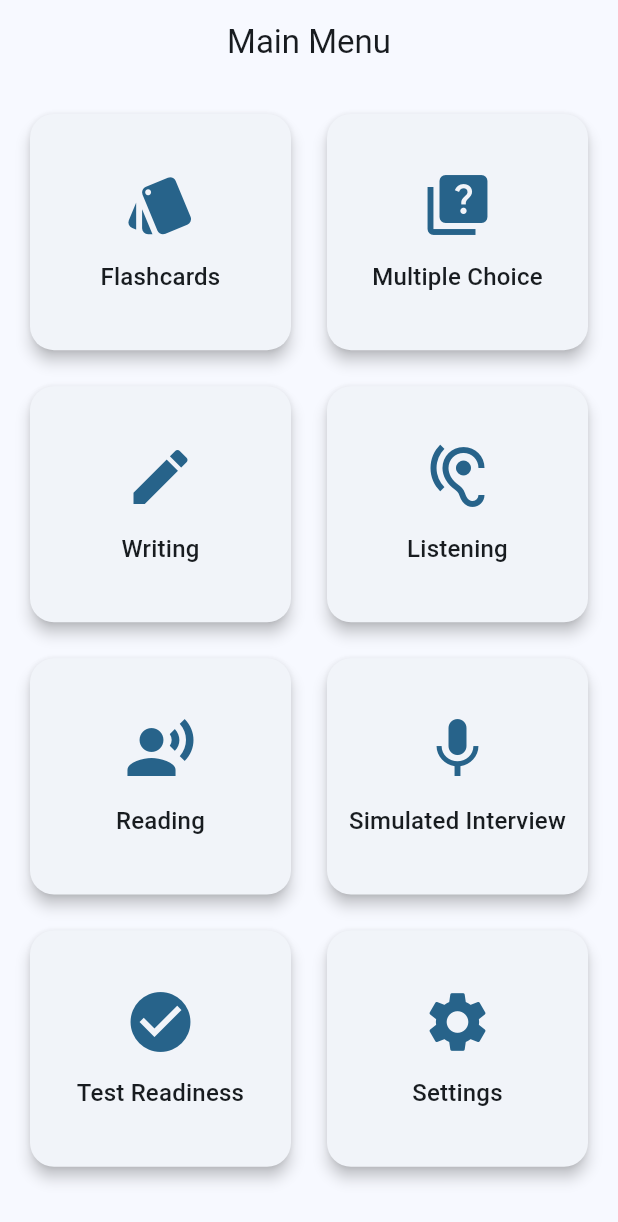
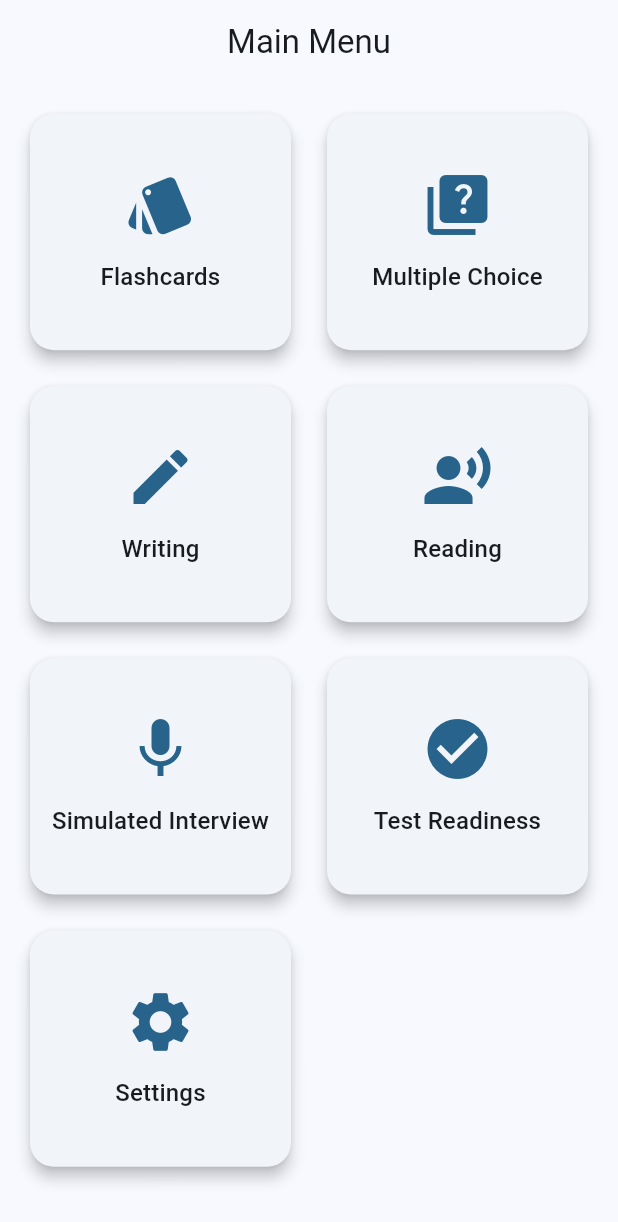
Before and after one commit to elbel13/us_citizenship_test_app, a Flutter app: the screen it shows after launch, on a phone screen of 412 x 824 dp. Shown: the top 1222 px of the screen. Run offline on Flutter 3.47's test engine with Material 3 defaults, Android fonts, the phone set to English and light mode, and no system bars; our stand-ins replace permission_handler, speech_to_text, sqflite; missing offline and left inert: string_similarity; accounts and stored records are empty.

Commit message:
Remove unnecessary listening screen.

```diff
--- a/lib/l10n/app_en.arb
+++ b/lib/l10n/app_en.arb
@@ -19,10 +19,6 @@
   "writing": "Writing",
   "@writing": {
     "description": "Writing menu option"
-  },
-  "listening": "Listening",
-  "@listening": {
-    "description": "Listening menu option"
   },
   "reading": "Reading",
   "@reading": {
--- a/lib/l10n/app_es.arb
+++ b/lib/l10n/app_es.arb
@@ -5,7 +5,6 @@
   "flashcards": "Tarjetas de Estudio",
   "multipleChoice": "Opción Múltiple",
   "writing": "Escritura",
-  "listening": "Comprensión Auditiva",
   "reading": "Lectura",
   "simulatedInterview": "Entrevista Simulada",
   "testReadiness": "Preparación para el Examen",
--- a/lib/l10n/app_localizations.dart
+++ b/lib/l10n/app_localizations.dart
@@ -128,12 +128,6 @@ abstract class AppLocalizations {
   /// **'Writing'**
   String get writing;
 
-  /// Listening menu option
-  ///
-  /// In en, this message translates to:
-  /// **'Listening'**
-  String get listening;
-
   /// Reading menu option
   ///
   /// In en, this message translates to:
--- a/lib/l10n/app_localizations_en.dart
+++ b/lib/l10n/app_localizations_en.dart
@@ -24,9 +24,6 @@ class AppLocalizationsEn extends AppLocalizations {
   String get writing => 'Writing';
 
   @override
-  String get listening => 'Listening';
-
-  @override
   String get reading => 'Reading';
 
   @override
--- a/lib/l10n/app_localizations_es.dart
+++ b/lib/l10n/app_localizations_es.dart
@@ -24,9 +24,6 @@ class AppLocalizationsEs extends AppLocalizations {
   String get writing => 'Escritura';
 
   @override
-  String get listening => 'Comprensión Auditiva';
-
-  @override
   String get reading => 'Lectura';
 
   @override
--- a/lib/main.dart
+++ b/lib/main.dart
@@ -66,7 +66,6 @@ class _USCitizenshipTestAppState extends State<USCitizenshipTestApp> {
         '/flashcards': (context) => const FlashcardsScreen(),
         '/multiple_choice': (context) => const MultipleChoiceScreen(),
         '/writing': (context) => const WritingScreen(),
-        '/listening': (context) => const ListeningScreen(),
         '/reading': (context) => const ReadingPracticeScreen(),
         '/simulated_interview': (context) => const SimulatedInterviewScreen(),
         '/test_readiness': (context) => const TestReadinessScreen(),
--- a/lib/screens/listening_screen.dart
+++ /dev/null
@@ -1,15 +0,0 @@
-import 'package:flutter/material.dart';
-import '../l10n/app_localizations.dart';
-
-class ListeningScreen extends StatelessWidget {
-  const ListeningScreen({Key? key}) : super(key: key);
-
-  @override
-  Widget build(BuildContext context) {
-    final l10n = AppLocalizations.of(context)!;
-    return Scaffold(
-      appBar: AppBar(title: Text(l10n.listening)),
-      body: Center(child: Text(l10n.listening)),
-    );
-  }
-}
--- a/lib/screens/main_menu_screen.dart
+++ b/lib/screens/main_menu_screen.dart
@@ -20,11 +20,6 @@ class MainMenuScreen extends StatelessWidget {
         route: '/multiple_choice',
       ),
       _MenuItem(title: l10n.writing, icon: Icons.edit, route: '/writing'),
-      _MenuItem(
-        title: l10n.listening,
-        icon: Icons.hearing,
-        route: '/listening',
-      ),
       _MenuItem(
         title: l10n.reading,
         icon: Icons.record_voice_over,
```
Also changed, not shown: 3 other files.
